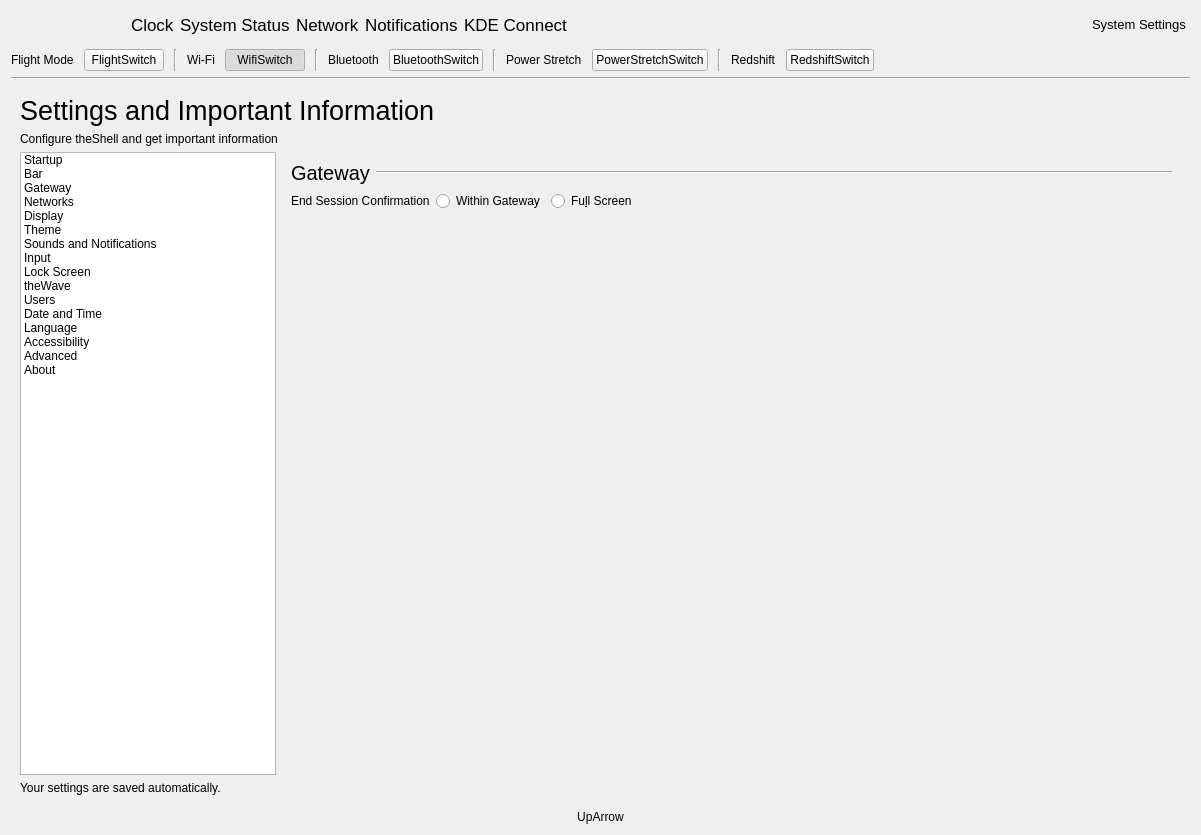
Qt form infopanedropdown.ui (vicr123/theshell) before a commit.
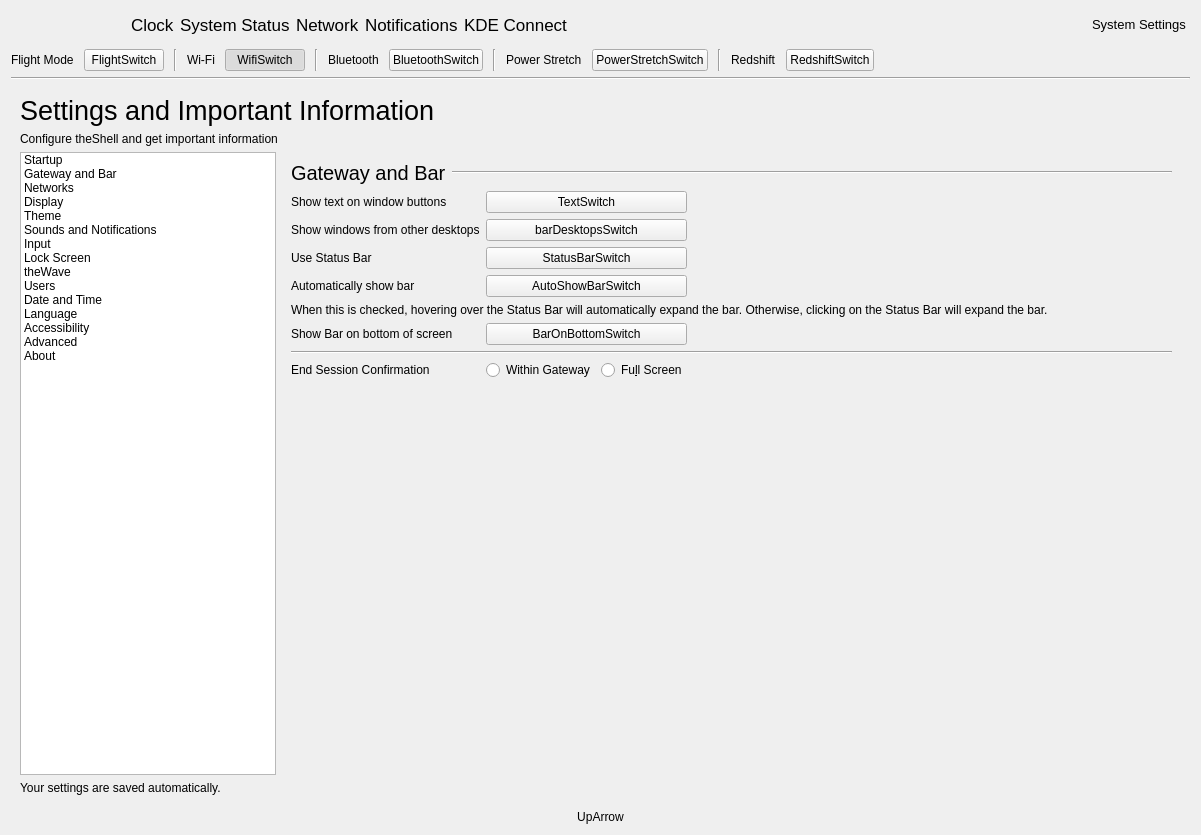
The same form after that commit. The open tabs and pages were chosen to show the change. Icons and pictures are not drawn. Custom widgets are drawn as their Qt base class.

Commit message: Merge Gateway and Bar

Patch:
```diff
--- a/infopanedropdown.ui
+++ b/infopanedropdown.ui
@@ -1694,16 +1694,7 @@
            </item>
            <item>
             <property name="text">
-             <string>Bar</string>
-            </property>
-            <property name="icon">
-             <iconset theme="preferences-desktop-bar">
-              <normaloff>.</normaloff>.</iconset>
-            </property>
-           </item>
-           <item>
-            <property name="text">
-             <string>Gateway</string>
+             <string>Gateway and Bar</string>
             </property>
             <property name="icon">
              <iconset theme="preferences-desktop-gateway">
@@ -2124,6 +2115,13 @@
            </widget>
            <widget class="QWidget" name="page">
             <layout class="QGridLayout" name="gridLayout_9">
+             <item row="7" column="0" colspan="3">
+              <widget class="Line" name="line_5">
+               <property name="orientation">
+                <enum>Qt::Horizontal</enum>
+               </property>
+              </widget>
+             </item>
              <item row="4" column="1">
               <widget class="Switch" name="AutoShowBarSwitch">
                <property name="text">
@@ -2167,7 +2165,7 @@
                    </font>
                   </property>
                   <property name="text">
-                   <string>Bar</string>
+                   <string>Gateway and Bar</string>
                   </property>
                  </widget>
                 </item>
@@ -2222,7 +2220,7 @@
                </property>
               </widget>
              </item>
-             <item row="7" column="0">
+             <item row="9" column="0">
               <spacer name="verticalSpacer_17">
                <property name="orientation">
                 <enum>Qt::Vertical</enum>
@@ -2276,11 +2274,14 @@
                </property>
               </widget>
              </item>
-            </layout>
-           </widget>
-           <widget class="QWidget" name="page_2">
-            <layout class="QGridLayout" name="gridLayout_10">
-             <item row="1" column="1">
+             <item row="8" column="0">
+              <widget class="QLabel" name="label_42">
+               <property name="text">
+                <string>End Session Confirmation</string>
+               </property>
+              </widget>
+             </item>
+             <item row="8" column="1">
               <widget class="QFrame" name="frame_2">
                <property name="frameShape">
                 <enum>QFrame::NoFrame</enum>
@@ -2318,88 +2319,6 @@
                </layout>
               </widget>
              </item>
-             <item row="2" column="0">
-              <spacer name="verticalSpacer_19">
-               <property name="orientation">
-                <enum>Qt::Vertical</enum>
-               </property>
-               <property name="sizeHint" stdset="0">
-                <size>
-                 <width>20</width>
-                 <height>40</height>
-                </size>
-               </property>
-              </spacer>
-             </item>
-             <item row="1" column="0">
-              <widget class="QLabel" name="label_42">
-               <property name="text">
-                <string>End Session Confirmation</string>
-               </property>
-              </widget>
-             </item>
-             <item row="1" column="2">
-              <spacer name="horizontalSpacer_16">
-               <property name="orientation">
-                <enum>Qt::Horizontal</enum>
-               </property>
-               <property name="sizeHint" stdset="0">
-                <size>
-                 <width>40</width>
-                 <height>20</height>
-                </size>
-               </property>
-              </spacer>
-             </item>
-             <item row="0" column="0" colspan="3">
-              <widget class="QFrame" name="startupHeader_3">
-               <property name="frameShape">
-                <enum>QFrame::NoFrame</enum>
-               </property>
-               <property name="frameShadow">
-                <enum>QFrame::Raised</enum>
-               </property>
-               <layout class="QHBoxLayout" name="horizontalLayout_26">
-                <property name="leftMargin">
-                 <number>0</number>
-                </property>
-                <property name="topMargin">
-                 <number>0</number>
-                </property>
-                <property name="rightMargin">
-                 <number>0</number>
-                </property>
-                <property name="bottomMargin">
-                 <number>0</number>
-                </property>
-                <item>
-                 <widget class="QLabel" name="startupLabel_3">
-                  <property name="font">
-                   <font>
-                    <pointsize>15</pointsize>
-                   </font>
-                  </property>
-                  <property name="text">
-                   <string>Gateway</string>
-                  </property>
-                 </widget>
-                </item>
-                <item>
-                 <widget class="Line" name="startupLine_3">
-                  <property name="sizePolicy">
-                   <sizepolicy hsizetype="Expanding" vsizetype="Fixed">
-                    <horstretch>0</horstretch>
-                    <verstretch>0</verstretch>
-                   </sizepolicy>
-                  </property>
-                  <property name="orientation">
-                   <enum>Qt::Horizontal</enum>
-                  </property>
-                 </widget>
-                </item>
-               </layout>
-              </widget>
-             </item>
             </layout>
            </widget>
            <widget class="QWidget" name="page_14">
@@ -4901,12 +4820,6 @@
   </layout>
  </widget>
  <customwidgets>
-  <customwidget>
-   <class>AnimatedStackedWidget</class>
-   <extends>QStackedWidget</extends>
-   <header>animatedstackedwidget.h</header>
-   <container>1</container>
-  </customwidget>
   <customwidget>
    <class>ClickableLabel</class>
    <extends>QLabel</extends>
@@ -4915,6 +4828,12 @@
     <signal>clicked()</signal>
    </slots>
   </customwidget>
+  <customwidget>
+   <class>AnimatedStackedWidget</class>
+   <extends>QStackedWidget</extends>
+   <header>animatedstackedwidget.h</header>
+   <container>1</container>
+  </customwidget>
   <customwidget>
    <class>Switch</class>
    <extends>QPushButton</extends>
```
Left out of the diff: 10 changed lines with no effect on the pictures. The commit also changes 1 other file.
